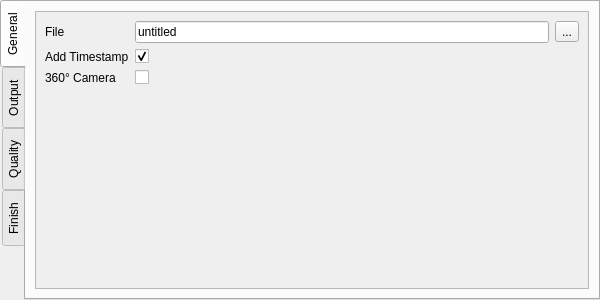
The window that QChromosome/rendersettings.ui (Michalaq/ChromosomeVisualizer) describes before a commit, drawn with Qt 5.
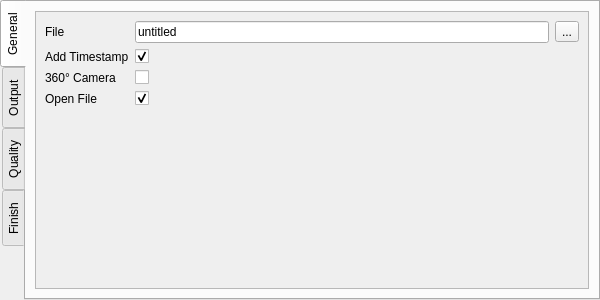
The same window after the commit.

Commit message: Added option to open image or video after it is created

Diff of the .ui file:
```diff
--- a/QChromosome/rendersettings.ui
+++ b/QChromosome/rendersettings.ui
@@ -85,7 +85,7 @@
         </rect>
        </property>
        <layout class="QGridLayout" name="gridLayout_4">
-        <item row="3" column="0" colspan="3">
+        <item row="4" column="0" colspan="3">
          <spacer name="verticalSpacer_2">
           <property name="orientation">
            <enum>Qt::Vertical</enum>
@@ -150,6 +150,23 @@
           </property>
          </widget>
         </item>
+        <item row="3" column="0">
+         <widget class="QLabel" name="label_25">
+          <property name="text">
+           <string>Open File</string>
+          </property>
+         </widget>
+        </item>
+        <item row="3" column="1">
+         <widget class="QCheckBox" name="openFileCheckBox">
+          <property name="text">
+           <string/>
+          </property>
+          <property name="checked">
+           <bool>true</bool>
+          </property>
+         </widget>
+        </item>
        </layout>
       </widget>
      </widget>
```
The commit also changes 4 other files.
